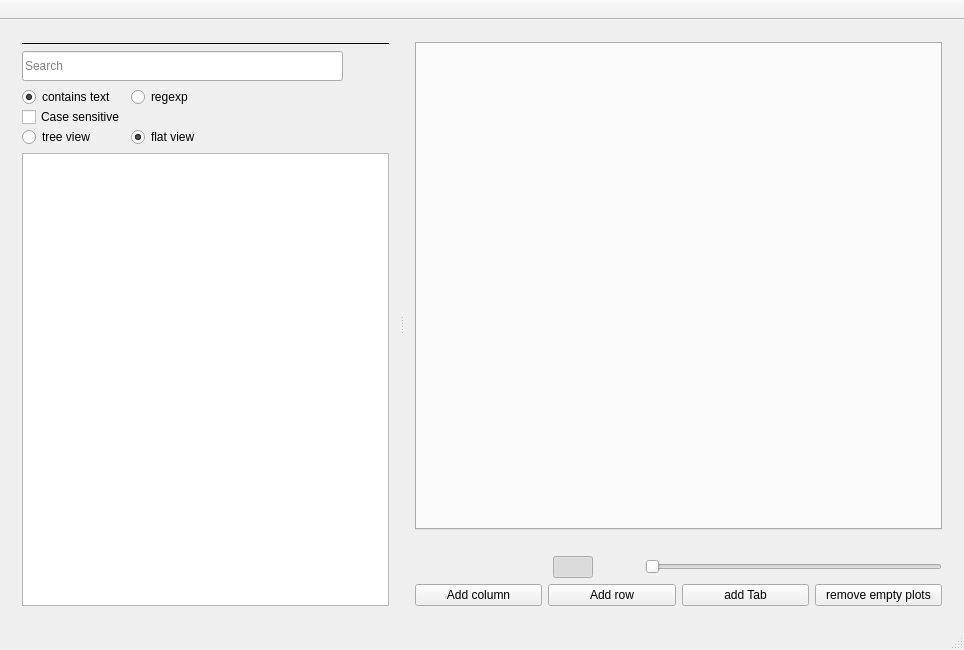
Qt form plotter_gui/mainwindow.ui (ziparker/PlotJuggler) before a commit.
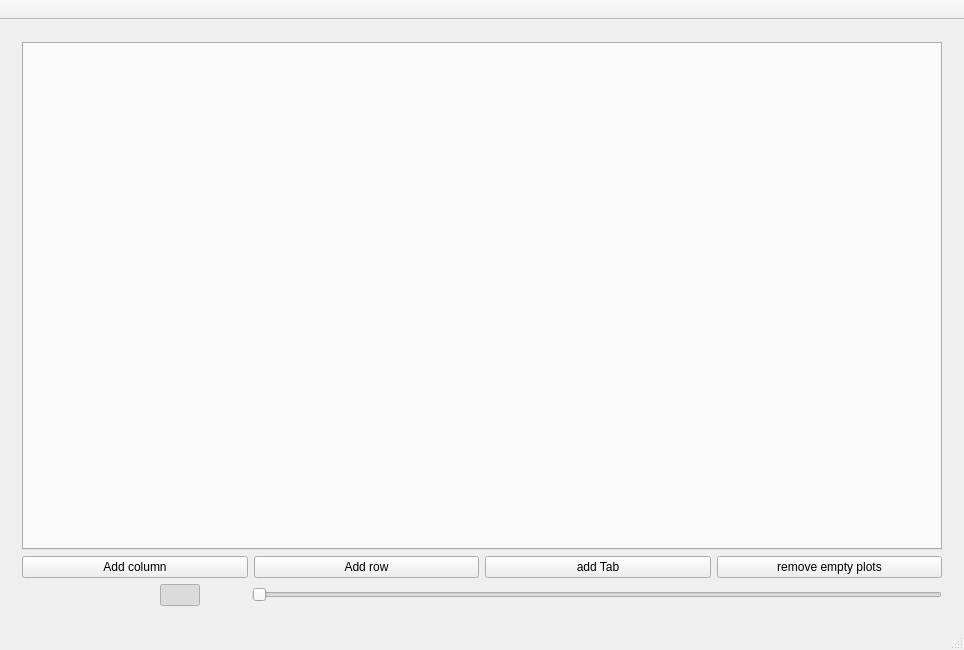
The same form after that commit. Icons and pictures are not drawn.

Diff of the .ui file:
```diff
--- a/plotter_gui/mainwindow.ui
+++ b/plotter_gui/mainwindow.ui
@@ -38,274 +38,8 @@
       <property name="childrenCollapsible">
        <bool>false</bool>
       </property>
-      <widget class="QWidget" name="verticalLayoutWidget">
-       <layout class="QVBoxLayout" name="leftLayout" stretch="0,0,0,1">
-        <property name="sizeConstraint">
-         <enum>QLayout::SetDefaultConstraint</enum>
-        </property>
-        <item>
-         <widget class="Line" name="line">
-          <property name="frameShadow">
-           <enum>QFrame::Plain</enum>
-          </property>
-          <property name="lineWidth">
-           <number>1</number>
-          </property>
-          <property name="orientation">
-           <enum>Qt::Horizontal</enum>
-          </property>
-         </widget>
-        </item>
-        <item>
-         <layout class="QHBoxLayout" name="horizontalLayout" stretch="1,0">
-          <item>
-           <widget class="QLineEdit" name="lineEdit">
-            <property name="minimumSize">
-             <size>
-              <width>100</width>
-              <height>30</height>
-             </size>
-            </property>
-            <property name="maximumSize">
-             <size>
-              <width>16777215</width>
-              <height>16777215</height>
-             </size>
-            </property>
-            <property name="inputMask">
-             <string extracomment="Search"/>
-            </property>
-            <property name="placeholderText">
-             <string>Search</string>
-            </property>
-            <property name="clearButtonEnabled">
-             <bool>true</bool>
-            </property>
-           </widget>
-          </item>
-          <item>
-           <widget class="QPushButton" name="pushButton">
-            <property name="autoFillBackground">
-             <bool>false</bool>
-            </property>
-            <property name="text">
-             <string/>
-            </property>
-            <property name="icon">
-             <iconset resource="resource.qrc">
-              <normaloff>:/icons/resources/cog.png</normaloff>:/icons/resources/cog.png</iconset>
-            </property>
-            <property name="iconSize">
-             <size>
-              <width>26</width>
-              <height>26</height>
-             </size>
-            </property>
-            <property name="checkable">
-             <bool>true</bool>
-            </property>
-            <property name="checked">
-             <bool>false</bool>
-            </property>
-            <property name="flat">
-             <bool>true</bool>
-            </property>
-           </widget>
-          </item>
-         </layout>
-        </item>
-        <item>
-         <layout class="QGridLayout" name="gridLayoutSettings">
-          <property name="topMargin">
-           <number>0</number>
-          </property>
-          <property name="bottomMargin">
-           <number>0</number>
-          </property>
-          <property name="verticalSpacing">
-           <number>0</number>
-          </property>
-          <item row="2" column="1">
-           <widget class="QRadioButton" name="radioFlatView">
-            <property name="sizePolicy">
-             <sizepolicy hsizetype="Minimum" vsizetype="Minimum">
-              <horstretch>0</horstretch>
-              <verstretch>0</verstretch>
-             </sizepolicy>
-            </property>
-            <property name="minimumSize">
-             <size>
-              <width>0</width>
-              <height>0</height>
-             </size>
-            </property>
-            <property name="text">
-             <string>flat view</string>
-            </property>
-            <property name="checked">
-             <bool>true</bool>
-            </property>
-            <property name="autoExclusive">
-             <bool>false</bool>
-            </property>
-           </widget>
-          </item>
-          <item row="2" column="0">
-           <widget class="QRadioButton" name="radioTreeView">
-            <property name="sizePolicy">
-             <sizepolicy hsizetype="Minimum" vsizetype="Minimum">
-              <horstretch>0</horstretch>
-              <verstretch>0</verstretch>
-             </sizepolicy>
-            </property>
-            <property name="minimumSize">
-             <size>
-              <width>0</width>
-              <height>0</height>
-             </size>
-            </property>
-            <property name="text">
-             <string>tree view</string>
-            </property>
-            <property name="autoExclusive">
-             <bool>false</bool>
-            </property>
-           </widget>
-          </item>
-          <item row="0" column="0">
-           <widget class="QRadioButton" name="radioContains">
-            <property name="sizePolicy">
-             <sizepolicy hsizetype="Minimum" vsizetype="Minimum">
-              <horstretch>0</horstretch>
-              <verstretch>0</verstretch>
-             </sizepolicy>
-            </property>
-            <property name="minimumSize">
-             <size>
-              <width>0</width>
-              <height>0</height>
-             </size>
-            </property>
-            <property name="text">
-             <string>contains text</string>
-            </property>
-            <property name="checked">
-             <bool>true</bool>
-            </property>
-            <property name="autoExclusive">
-             <bool>false</bool>
-            </property>
-           </widget>
-          </item>
-          <item row="1" column="0">
-           <widget class="QCheckBox" name="checkBoxCaseSensitive">
-            <property name="sizePolicy">
-             <sizepolicy hsizetype="Minimum" vsizetype="Minimum">
-              <horstretch>0</horstretch>
-              <verstretch>0</verstretch>
-             </sizepolicy>
-            </property>
-            <property name="minimumSize">
-             <size>
-              <width>0</width>
-              <height>0</height>
-             </size>
-            </property>
-            <property name="text">
-             <string>Case sensitive</string>
-            </property>
-           </widget>
-          </item>
-          <item row="0" column="1">
-           <widget class="QRadioButton" name="radioRegExp">
-            <property name="sizePolicy">
-             <sizepolicy hsizetype="Minimum" vsizetype="Minimum">
-              <horstretch>0</horstretch>
-              <verstretch>0</verstretch>
-             </sizepolicy>
-            </property>
-            <property name="minimumSize">
-             <size>
-              <width>0</width>
-              <height>0</height>
-             </size>
-            </property>
-            <property name="maximumSize">
-             <size>
-              <width>16777215</width>
-              <height>16777215</height>
-             </size>
-            </property>
-            <property name="text">
-             <string>regexp</string>
-            </property>
-            <property name="checked">
-             <bool>false</bool>
-            </property>
-            <property name="autoExclusive">
-             <bool>false</bool>
-            </property>
-           </widget>
-          </item>
-          <item row="0" column="2">
-           <spacer name="horizontalSpacer">
-            <property name="orientation">
-             <enum>Qt::Horizontal</enum>
-            </property>
-            <property name="sizeHint" stdset="0">
-             <size>
-              <width>40</width>
-              <height>0</height>
-             </size>
-            </property>
-           </spacer>
-          </item>
-         </layout>
-        </item>
-        <item>
-         <widget class="QListWidget" name="listWidget">
-          <property name="sizePolicy">
-           <sizepolicy hsizetype="Expanding" vsizetype="Expanding">
-            <horstretch>0</horstretch>
-            <verstretch>0</verstretch>
-           </sizepolicy>
-          </property>
-          <property name="minimumSize">
-           <size>
-            <width>100</width>
-            <height>0</height>
-           </size>
-          </property>
-          <property name="maximumSize">
-           <size>
-            <width>400</width>
-            <height>16777215</height>
-           </size>
-          </property>
-          <property name="baseSize">
-           <size>
-            <width>200</width>
-            <height>0</height>
-           </size>
-          </property>
-          <property name="dragEnabled">
-           <bool>true</bool>
-          </property>
-          <property name="selectionMode">
-           <enum>QAbstractItemView::ExtendedSelection</enum>
-          </property>
-          <property name="layoutMode">
-           <enum>QListView::SinglePass</enum>
-          </property>
-          <property name="sortingEnabled">
-           <bool>true</bool>
-          </property>
-         </widget>
-        </item>
-       </layout>
-      </widget>
       <widget class="QWidget" name="layoutWidget">
-       <layout class="QVBoxLayout" name="centralLayout" stretch="0,0,0,0">
+       <layout class="QVBoxLayout" name="centralLayout" stretch="0,0,0">
         <property name="sizeConstraint">
          <enum>QLayout::SetMaximumSize</enum>
         </property>
@@ -332,17 +66,72 @@
          </widget>
         </item>
         <item>
-         <spacer name="verticalSpacer">
-          <property name="orientation">
-           <enum>Qt::Vertical</enum>
+         <layout class="QHBoxLayout" name="controlsLayout">
+          <property name="sizeConstraint">
+           <enum>QLayout::SetMinimumSize</enum>
           </property>
-          <property name="sizeHint" stdset="0">
+          <item>
+           <widget class="QPushButton" name="pushAddColumn">
+            <property name="sizePolicy">
+             <sizepolicy hsizetype="Minimum" vsizetype="Minimum">
+              <horstretch>0</horstretch>
+              <verstretch>0</verstretch>
+             </sizepolicy>
+            </property>
+            <property name="minimumSize">
            <size>
-            <width>20</width>
+              <width>0</width>
             <height>20</height>
            </size>
           </property>
-         </spacer>
+            <property name="maximumSize">
+             <size>
+              <width>16777215</width>
+              <height>30</height>
+             </size>
+            </property>
+            <property name="text">
+             <string>Add column</string>
+            </property>
+           </widget>
+          </item>
+          <item>
+           <widget class="QPushButton" name="pushAddRow">
+            <property name="sizePolicy">
+             <sizepolicy hsizetype="Minimum" vsizetype="Minimum">
+              <horstretch>0</horstretch>
+              <verstretch>0</verstretch>
+             </sizepolicy>
+            </property>
+            <property name="maximumSize">
+             <size>
+              <width>16777215</width>
+              <height>30</height>
+             </size>
+            </property>
+            <property name="text">
+             <string>Add row</string>
+            </property>
+           </widget>
+          </item>
+          <item>
+           <widget class="QPushButton" name="addTabButton">
+            <property name="text">
+             <string>add Tab</string>
+            </property>
+           </widget>
+          </item>
+          <item>
+           <widget class="QPushButton" name="pushremoveEmpty">
+            <property name="enabled">
+             <bool>true</bool>
+            </property>
+            <property name="text">
+             <string>remove empty plots</string>
+            </property>
+           </widget>
+          </item>
+         </layout>
         </item>
         <item>
          <layout class="QHBoxLayout" name="horizontalLayoutZoom">
@@ -470,74 +259,6 @@
           </item>
          </layout>
         </item>
-        <item>
-         <layout class="QHBoxLayout" name="controlsLayout">
-          <property name="sizeConstraint">
-           <enum>QLayout::SetMinimumSize</enum>
-          </property>
-          <item>
-           <widget class="QPushButton" name="pushAddColumn">
-            <property name="sizePolicy">
-             <sizepolicy hsizetype="Minimum" vsizetype="Minimum">
-              <horstretch>0</horstretch>
-              <verstretch>0</verstretch>
-             </sizepolicy>
-            </property>
-            <property name="minimumSize">
-             <size>
-              <width>0</width>
-              <height>20</height>
-             </size>
-            </property>
-            <property name="maximumSize">
-             <size>
-              <width>16777215</width>
-              <height>30</height>
-             </size>
-            </property>
-            <property name="text">
-             <string>Add column</string>
-            </property>
-           </widget>
-          </item>
-          <item>
-           <widget class="QPushButton" name="pushAddRow">
-            <property name="sizePolicy">
-             <sizepolicy hsizetype="Minimum" vsizetype="Minimum">
-              <horstretch>0</horstretch>
-              <verstretch>0</verstretch>
-             </sizepolicy>
-            </property>
-            <property name="maximumSize">
-             <size>
-              <width>16777215</width>
-              <height>30</height>
-             </size>
-            </property>
-            <property name="text">
-             <string>Add row</string>
-            </property>
-           </widget>
-          </item>
-          <item>
-           <widget class="QPushButton" name="addTabButton">
-            <property name="text">
-             <string>add Tab</string>
-            </property>
-           </widget>
-          </item>
-          <item>
-           <widget class="QPushButton" name="pushremoveEmpty">
-            <property name="enabled">
-             <bool>true</bool>
-            </property>
-            <property name="text">
-             <string>remove empty plots</string>
-            </property>
-           </widget>
-          </item>
-         </layout>
-        </item>
        </layout>
       </widget>
      </widget>
```
Left out of the diff: 23 changed lines with no effect on the pictures. Lines whose indentation alone changed are shown as unchanged.
